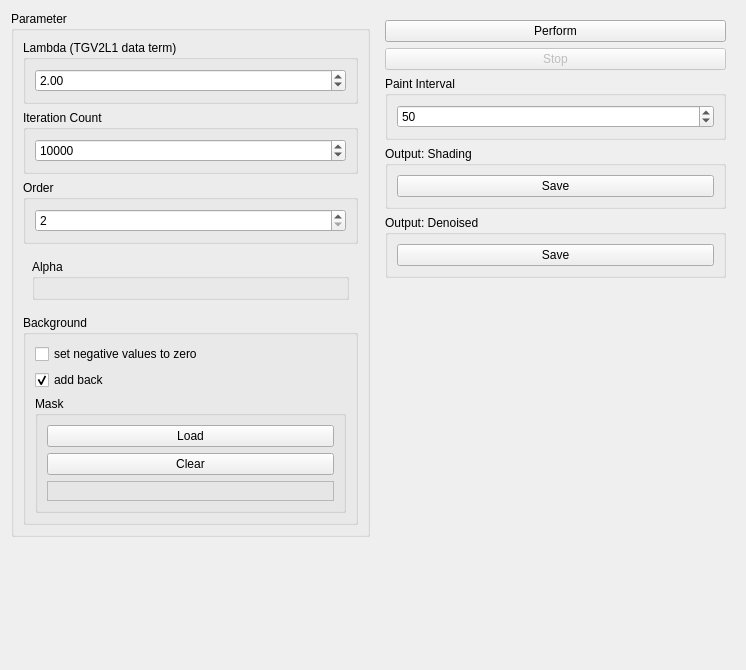
Qt form source/modules/tgvk_deshade/TGVKDeshadeWidget.ui (josefkoller/ambient_image_processor) before a commit.
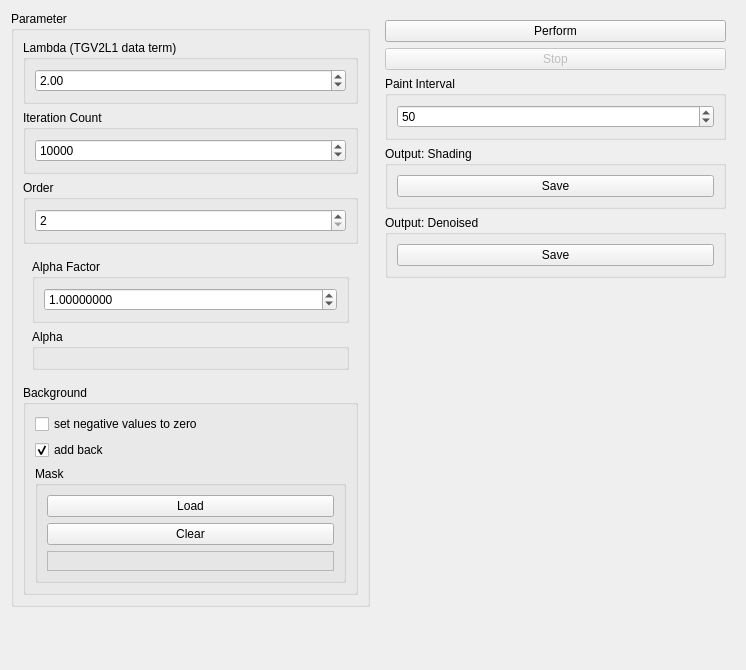
The same form after that commit.

Commit message: alpha factor for tgvk deshade

```diff
--- a/source/modules/tgvk_deshade/TGVKDeshadeWidget.ui
+++ b/source/modules/tgvk_deshade/TGVKDeshadeWidget.ui
@@ -98,6 +98,31 @@
       <item>
        <widget class="QWidget" name="alpha_groupbox_frame" native="true">
         <layout class="QVBoxLayout" name="verticalLayout_12">
+         <item>
+          <widget class="QGroupBox" name="groupBox">
+           <property name="title">
+            <string>Alpha Factor</string>
+           </property>
+           <layout class="QVBoxLayout" name="verticalLayout_13">
+            <item>
+             <widget class="QDoubleSpinBox" name="alpha_factor_spinbox">
+              <property name="decimals">
+               <number>8</number>
+              </property>
+              <property name="maximum">
+               <double>9999.000000000000000</double>
+              </property>
+              <property name="singleStep">
+               <double>0.010000000000000</double>
+              </property>
+              <property name="value">
+               <double>1.000000000000000</double>
+              </property>
+             </widget>
+            </item>
+           </layout>
+          </widget>
+         </item>
          <item>
           <widget class="QGroupBox" name="alpha_groupbox">
            <property name="title">
```
The commit also changes 1 other file.
